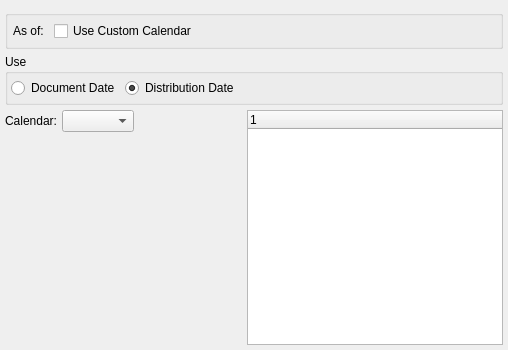
Qt form guiclient/displays/dspTimePhasedOpenARItems.ui (Pegasus-RPG/xtuple-client) before a commit.
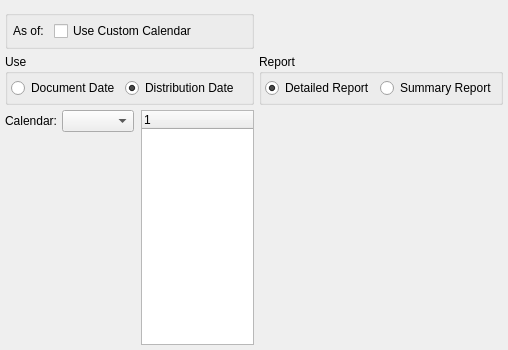
The same form after that commit. Custom widgets are drawn as their Qt base class.

Commit message: Issue #6664: Allow user selection of AR/AP Aging summary vs detailed reports

```diff
--- a/guiclient/displays/dspTimePhasedOpenARItems.ui
+++ b/guiclient/displays/dspTimePhasedOpenARItems.ui
@@ -117,6 +117,57 @@
      </layout>
     </widget>
    </item>
+   <item row="2" column="1">
+    <widget class="QGroupBox" name="_reptGroup">
+     <property name="title">
+      <string>Report</string>
+     </property>
+     <layout class="QHBoxLayout">
+      <property name="leftMargin">
+       <number>3</number>
+      </property>
+      <property name="topMargin">
+       <number>0</number>
+      </property>
+      <property name="rightMargin">
+       <number>3</number>
+      </property>
+      <property name="bottomMargin">
+       <number>0</number>
+      </property>
+      <item>
+       <widget class="QRadioButton" name="_detailedReport">
+        <property name="text">
+         <string>Detailed Report</string>
+        </property>
+        <property name="checked">
+         <bool>true</bool>
+        </property>
+       </widget>
+      </item>
+      <item>
+       <widget class="QRadioButton" name="_summaryReport">
+        <property name="text">
+         <string>Summary Report</string>
+        </property>
+       </widget>
+      </item>
+      <item>
+       <spacer>
+        <property name="orientation">
+         <enum>Qt::Horizontal</enum>
+        </property>
+        <property name="sizeHint" stdset="0">
+         <size>
+          <width>0</width>
+          <height>28</height>
+         </size>
+        </property>
+       </spacer>
+      </item>
+     </layout>
+    </widget>
+   </item>
    <item row="3" column="0">
     <layout class="QHBoxLayout">
      <property name="spacing">
```
The commit also changes 5 other files.
